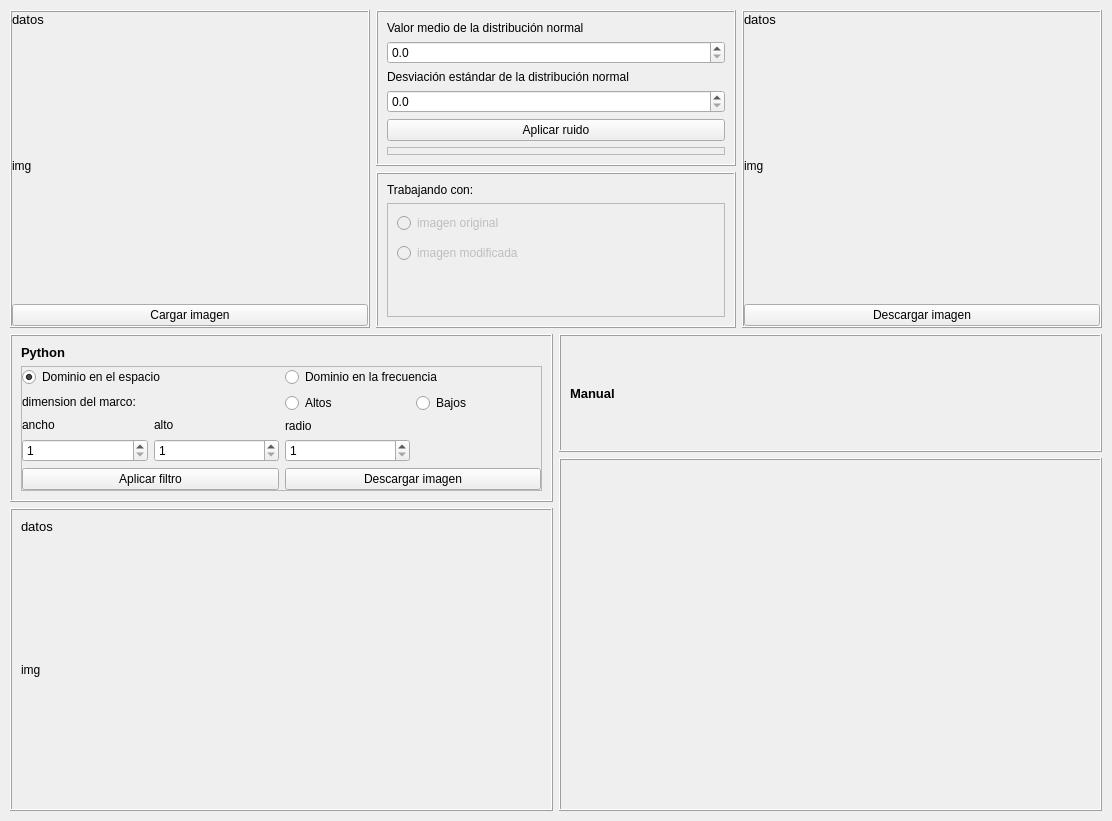
This is gui.ui in leninrkb/reduccion-de-ruido-con-python as Qt 5 draws it before an edit. The edited form follows.
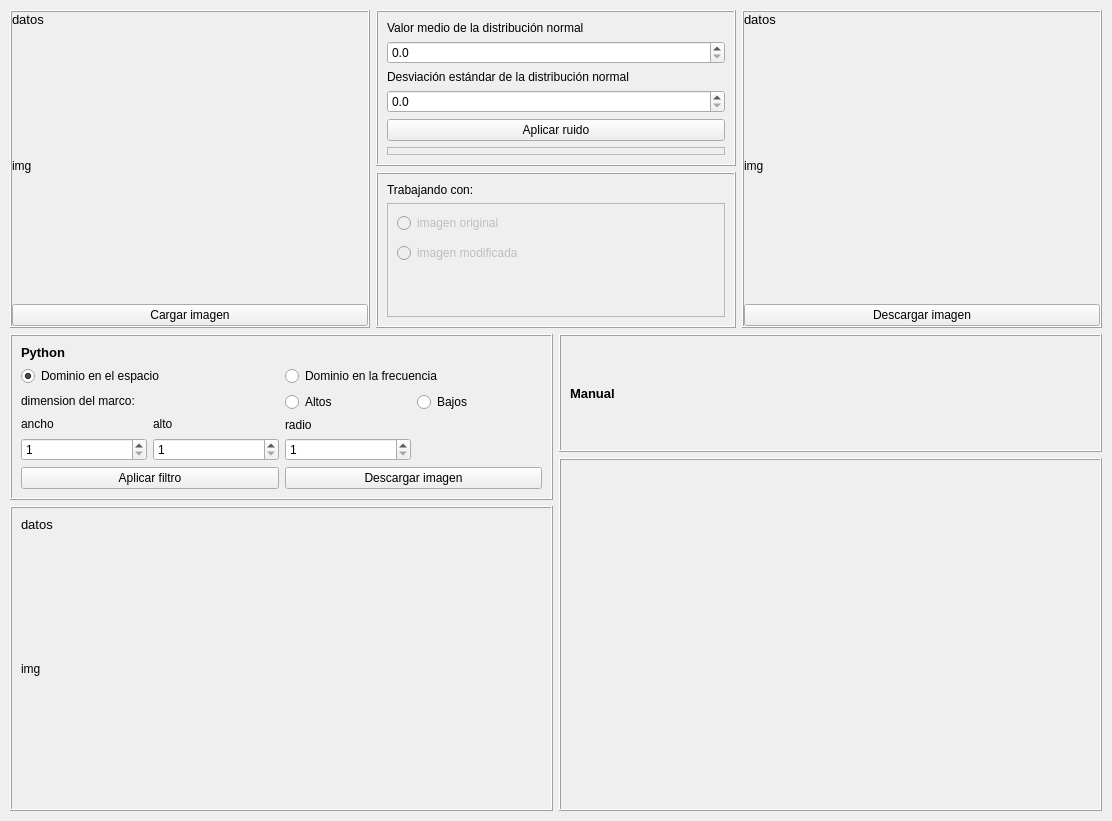
This is the edited form.

Diff of the .ui file:
```diff
--- a/gui.ui
+++ b/gui.ui
@@ -370,7 +370,7 @@
              <item>
               <widget class="QFrame" name="frame_14">
                <property name="frameShape">
-                <enum>QFrame::StyledPanel</enum>
+                <enum>QFrame::NoFrame</enum>
                </property>
                <property name="frameShadow">
                 <enum>QFrame::Raised</enum>
@@ -396,7 +396,7 @@
                   <property name="frameShadow">
                    <enum>QFrame::Raised</enum>
                   </property>
-                  <layout class="QGridLayout" name="gridLayout_2" rowstretch="0,0,0" columnstretch="0,0">
+                  <layout class="QGridLayout" name="gridLayout_2" rowstretch="0,0,0,0,0" columnstretch="0,0">
                    <property name="leftMargin">
                     <number>0</number>
                    </property>
@@ -409,7 +409,62 @@
                    <property name="bottomMargin">
                     <number>0</number>
                    </property>
-                   <item row="2" column="0">
+                   <item row="4" column="1">
+                    <widget class="QFrame" name="frame_18">
+                     <property name="frameShape">
+                      <enum>QFrame::NoFrame</enum>
+                     </property>
+                     <property name="frameShadow">
+                      <enum>QFrame::Raised</enum>
+                     </property>
+                     <layout class="QGridLayout" name="gridLayout_3">
+                      <property name="leftMargin">
+                       <number>0</number>
+                      </property>
+                      <property name="topMargin">
+                       <number>0</number>
+                      </property>
+                      <property name="rightMargin">
+                       <number>0</number>
+                      </property>
+                      <property name="bottomMargin">
+                       <number>0</number>
+                      </property>
+                      <item row="1" column="1">
+                       <widget class="QRadioButton" name="radioButton_python_bajos">
+                        <property name="text">
+                         <string>Bajos</string>
+                        </property>
+                       </widget>
+                      </item>
+                      <item row="3" column="0">
+                       <widget class="QSpinBox" name="spinBox_python_frecuencia_radio">
+                        <property name="minimum">
+                         <number>1</number>
+                        </property>
+                        <property name="maximum">
+                         <number>1000000</number>
+                        </property>
+                       </widget>
+                      </item>
+                      <item row="1" column="0">
+                       <widget class="QRadioButton" name="radioButton_python_altos">
+                        <property name="text">
+                         <string>Altos</string>
+                        </property>
+                       </widget>
+                      </item>
+                      <item row="2" column="0">
+                       <widget class="QLabel" name="label_8">
+                        <property name="text">
+                         <string>radio</string>
+                        </property>
+                       </widget>
+                      </item>
+                     </layout>
+                    </widget>
+                   </item>
+                   <item row="4" column="0">
                     <widget class="QFrame" name="frame_17">
                      <property name="frameShape">
                       <enum>QFrame::NoFrame</enum>
@@ -468,15 +523,15 @@
                      </layout>
                     </widget>
                    </item>
-                   <item row="2" column="1">
-                    <widget class="QFrame" name="frame_18">
+                   <item row="0" column="0" rowspan="4" colspan="2">
+                    <widget class="QFrame" name="frame_19">
                      <property name="frameShape">
                       <enum>QFrame::NoFrame</enum>
                      </property>
                      <property name="frameShadow">
                       <enum>QFrame::Raised</enum>
                      </property>
-                     <layout class="QGridLayout" name="gridLayout_3">
+                     <layout class="QHBoxLayout" name="horizontalLayout_4">
                       <property name="leftMargin">
                        <number>0</number>
                       </property>
@@ -489,57 +544,26 @@
                       <property name="bottomMargin">
                        <number>0</number>
                       </property>
-                      <item row="0" column="0">
-                       <widget class="QRadioButton" name="radioButton_python_altos">
+                      <item>
+                       <widget class="QRadioButton" name="radioButton_python_espacio">
                         <property name="text">
-                         <string>Altos</string>
+                         <string>Dominio en el espacio</string>
                         </property>
-                       </widget>
-                      </item>
-                      <item row="0" column="1">
-                       <widget class="QRadioButton" name="radioButton_python_bajos">
-                        <property name="text">
-                         <string>Bajos</string>
+                        <property name="checked">
+                         <bool>true</bool>
                         </property>
                        </widget>
                       </item>
-                      <item row="1" column="0">
-                       <widget class="QLabel" name="label_8">
+                      <item>
+                       <widget class="QRadioButton" name="radioButton_python_frecuencia">
                         <property name="text">
-                         <string>radio</string>
-                        </property>
-                       </widget>
-                      </item>
-                      <item row="2" column="0">
-                       <widget class="QSpinBox" name="spinBox_python_frecuencia_radio">
-                        <property name="minimum">
-                         <number>1</number>
-                        </property>
-                        <property name="maximum">
-                         <number>1000000</number>
+                         <string>Dominio en la frecuencia</string>
                         </property>
                        </widget>
                       </item>
                      </layout>
                     </widget>
                    </item>
-                   <item row="0" column="0">
-                    <widget class="QRadioButton" name="radioButton_python_espacio">
-                     <property name="text">
-                      <string>Dominio en el espacio</string>
-                     </property>
-                     <property name="checked">
-                      <bool>true</bool>
-                     </property>
-                    </widget>
-                   </item>
-                   <item row="0" column="1">
-                    <widget class="QRadioButton" name="radioButton_python_frecuencia">
-                     <property name="text">
-                      <string>Dominio en la frecuencia</string>
-                     </property>
-                    </widget>
-                   </item>
                   </layout>
                  </widget>
                 </item>
```
Left out of the diff: 2 changed lines with no effect on the pictures.
